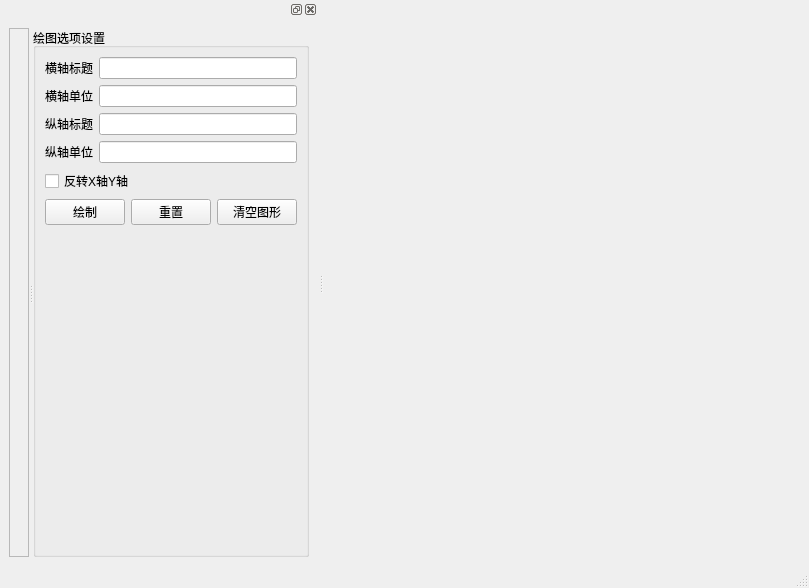
Old version of the form uifile/tmp.ui in the repository CUMThejinyang/SettlementPredictionSystem.
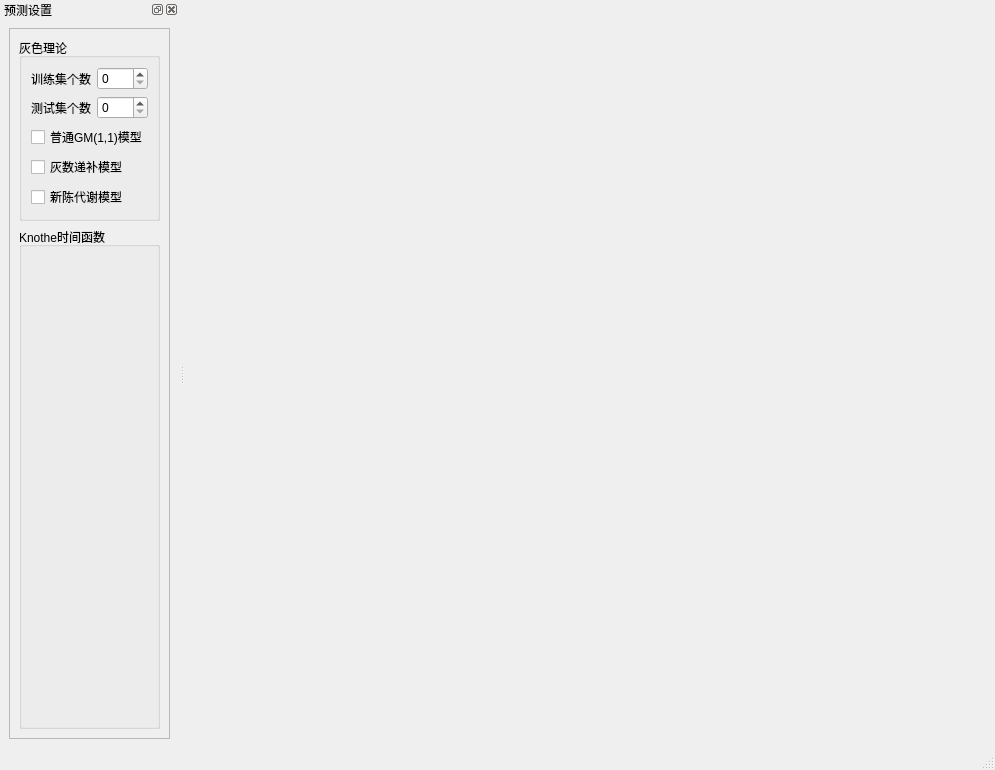
New version of the form. Custom widgets are drawn as their Qt base class.

Commit message: 应变数据绘图实现

```diff
--- a/uifile/tmp.ui
+++ b/uifile/tmp.ui
@@ -6,8 +6,8 @@
    <rect>
     <x>0</x>
     <y>0</y>
-    <width>809</width>
-    <height>588</height>
+    <width>995</width>
+    <height>770</height>
    </rect>
   </property>
   <property name="windowTitle">
@@ -25,157 +25,112 @@
    </property>
   </widget>
   <widget class="QStatusBar" name="statusbar"/>
-  <widget class="QDockWidget" name="dockWidget">
+  <widget class="QDockWidget" name="dockWidget_4">
+   <property name="windowTitle">
+    <string>预测设置</string>
+   </property>
    <attribute name="dockWidgetArea">
     <number>1</number>
    </attribute>
    <widget class="QWidget" name="dockWidgetContents">
     <layout class="QGridLayout" name="gridLayout_7">
      <item row="0" column="0">
-      <widget class="QSplitter" name="splitter">
-       <property name="orientation">
-        <enum>Qt::Horizontal</enum>
+      <widget class="QScrollArea" name="scrollArea">
+       <property name="widgetResizable">
+        <bool>true</bool>
        </property>
-       <widget class="QFrame" name="frame">
-        <property name="frameShape">
-         <enum>QFrame::StyledPanel</enum>
+       <widget class="QWidget" name="scrollAreaWidgetContents">
+        <property name="geometry">
+         <rect>
+          <x>0</x>
+          <y>0</y>
+          <width>548</width>
+          <height>669</height>
+         </rect>
         </property>
-        <property name="frameShadow">
-         <enum>QFrame::Raised</enum>
-        </property>
-        <layout class="QGridLayout" name="gridLayout">
+        <layout class="QGridLayout" name="gridLayout_14">
          <item row="0" column="0">
-          <widget class="PlotWidget" name="widget" native="true"/>
-         </item>
-        </layout>
-       </widget>
-       <widget class="QGroupBox" name="groupBox">
+          <widget class="QGroupBox" name="groupBox_5">
         <property name="sizePolicy">
-         <sizepolicy hsizetype="Fixed" vsizetype="Preferred">
+            <sizepolicy hsizetype="Preferred" vsizetype="Fixed">
           <horstretch>0</horstretch>
           <verstretch>0</verstretch>
          </sizepolicy>
         </property>
         <property name="title">
-         <string>绘图选项设置</string>
-        </property>
-        <layout class="QGridLayout" name="gridLayout_6">
-         <item row="0" column="0" rowspan="2" colspan="2">
-          <layout class="QGridLayout" name="gridLayout_5">
+            <string>灰色理论</string>
+           </property>
+           <layout class="QGridLayout" name="gridLayout_12">
            <item row="0" column="0">
-            <layout class="QGridLayout" name="gridLayout_2">
-             <item row="0" column="0">
-              <widget class="QLabel" name="label">
-               <property name="text">
-                <string>横轴标题</string>
-               </property>
-              </widget>
-             </item>
-             <item row="0" column="1">
-              <widget class="QLineEdit" name="lineEdit"/>
-             </item>
-             <item row="1" column="0">
-              <widget class="QLabel" name="label_2">
-               <property name="text">
-                <string>横轴单位</string>
-               </property>
-              </widget>
-             </item>
-             <item row="1" column="1">
-              <widget class="QLineEdit" name="lineEdit_2"/>
-             </item>
-             <item row="2" column="0">
-              <widget class="QLabel" name="label_3">
-               <property name="text">
-                <string>纵轴标题</string>
-               </property>
-              </widget>
-             </item>
-             <item row="2" column="1">
-              <widget class="QLineEdit" name="lineEdit_3"/>
-             </item>
+             <layout class="QGridLayout" name="gridLayout_13">
              <item row="3" column="0">
-              <widget class="QLabel" name="label_4">
+               <widget class="QCheckBox" name="checkBox_MetabolismModel">
                <property name="text">
-                <string>纵轴单位</string>
+                 <string>新陈代谢模型</string>
                </property>
               </widget>
              </item>
-             <item row="3" column="1">
-              <widget class="QLineEdit" name="lineEdit_4"/>
-             </item>
-             <item row="4" column="0" colspan="2">
-              <widget class="QCheckBox" name="checkBox">
-               <property name="text">
-                <string>反转X轴Y轴</string>
-               </property>
-              </widget>
-             </item>
-            </layout>
-           </item>
-           <item row="1" column="0">
-            <layout class="QGridLayout" name="gridLayout_4">
+              <item row="0" column="0">
+               <layout class="QFormLayout" name="formLayout">
+                <property name="sizeConstraint">
+                 <enum>QLayout::SetFixedSize</enum>
+                </property>
              <item row="0" column="0">
-              <widget class="QPushButton" name="pushButton">
+                 <widget class="QLabel" name="labelTrainCount">
                <property name="text">
-                <string>绘制</string>
+                   <string>训练集个数</string>
                </property>
               </widget>
              </item>
              <item row="0" column="1">
-              <widget class="QPushButton" name="pushButton_2">
-               <property name="text">
-                <string>重置</string>
-               </property>
-              </widget>
-             </item>
-             <item row="0" column="2">
-              <widget class="QPushButton" name="pushButton_3">
+                 <widget class="QSpinBox" name="SpinBoxTrainCount"/>
+                </item>
+                <item row="1" column="0">
+                 <widget class="QLabel" name="LabelTestCount">
                <property name="text">
-                <string>清空图形</string>
-               </property>
-              </widget>
-             </item>
-            </layout>
-           </item>
-           <item row="2" column="0">
-            <spacer name="verticalSpacer">
-             <property name="orientation">
-              <enum>Qt::Vertical</enum>
-             </property>
-             <property name="sizeHint" stdset="0">
-              <size>
-               <width>20</width>
-               <height>40</height>
-              </size>
-             </property>
-            </spacer>
-           </item>
-          </layout>
+                   <string>测试集个数</string>
+                  </property>
+                 </widget>
          </item>
          <item row="1" column="1">
-          <widget class="QLabel" name="label_5">
+                 <widget class="QSpinBox" name="LineEditTestCount"/>
+                </item>
+               </layout>
+              </item>
+              <item row="2" column="0">
+               <widget class="QCheckBox" name="checkBox_SupplementModel">
            <property name="text">
-            <string/>
+                 <string>灰数递补模型</string>
            </property>
           </widget>
          </item>
-        </layout>
-       </widget>
+              <item row="1" column="0">
+               <widget class="QCheckBox" name="checkBox_CommonGrayModel">
+                <property name="text">
+                 <string>普通GM(1,1)模型</string>
+                </property>
+               </widget>
+              </item>
+             </layout>
+            </item>
+           </layout>
+          </widget>
+         </item>
+         <item row="1" column="0">
+          <widget class="QGroupBox" name="groupBox_6">
+           <property name="title">
+            <string>Knothe时间函数</string>
+           </property>
       </widget>
      </item>
     </layout>
    </widget>
   </widget>
- </widget>
- <customwidgets>
-  <customwidget>
-   <class>PlotWidget</class>
-   <extends>QWidget</extends>
-   <header>pyqtgraph.widgets</header>
-   <container>1</container>
-  </customwidget>
- </customwidgets>
+     </item>
+    </layout>
+   </widget>
+  </widget>
+ </widget>
  <resources/>
  <connections/>
 </ui>
```
Left out of the diff: 6 changed lines with no effect on the pictures. Lines whose indentation alone changed are shown as unchanged. The commit also changes 8 other files.
